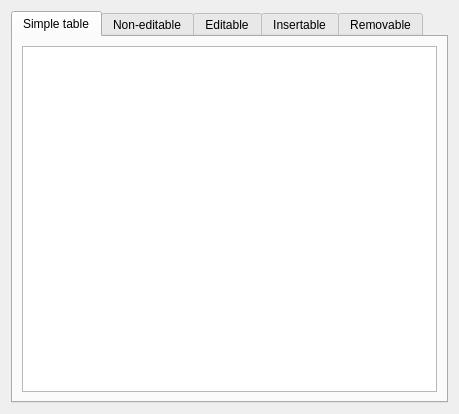
This is modellistexamples.ui in romariorios/QtMVT as Qt 5 draws it before an edit. The edited form follows.
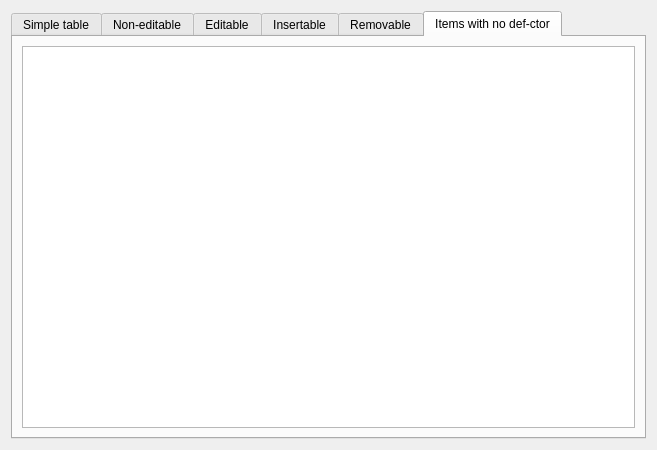
This is the edited form. The open tabs and pages were chosen to show the change.

Commit message: Instantiate list with non-def-constructible types

What changed in the file:
```diff
--- a/modellistexamples.ui
+++ b/modellistexamples.ui
@@ -6,8 +6,8 @@
    <rect>
     <x>0</x>
     <y>0</y>
-    <width>459</width>
-    <height>414</height>
+    <width>657</width>
+    <height>450</height>
    </rect>
   </property>
   <property name="windowTitle">
@@ -93,6 +93,16 @@
        </item>
       </layout>
      </widget>
+     <widget class="QWidget" name="tab_6">
+      <attribute name="title">
+       <string>Items with no def-ctor</string>
+      </attribute>
+      <layout class="QVBoxLayout" name="verticalLayout_7">
+       <item>
+        <widget class="QTableView" name="noDefCtor"/>
+       </item>
+      </layout>
+     </widget>
     </widget>
    </item>
   </layout>
```
The commit also changes 2 other files.
